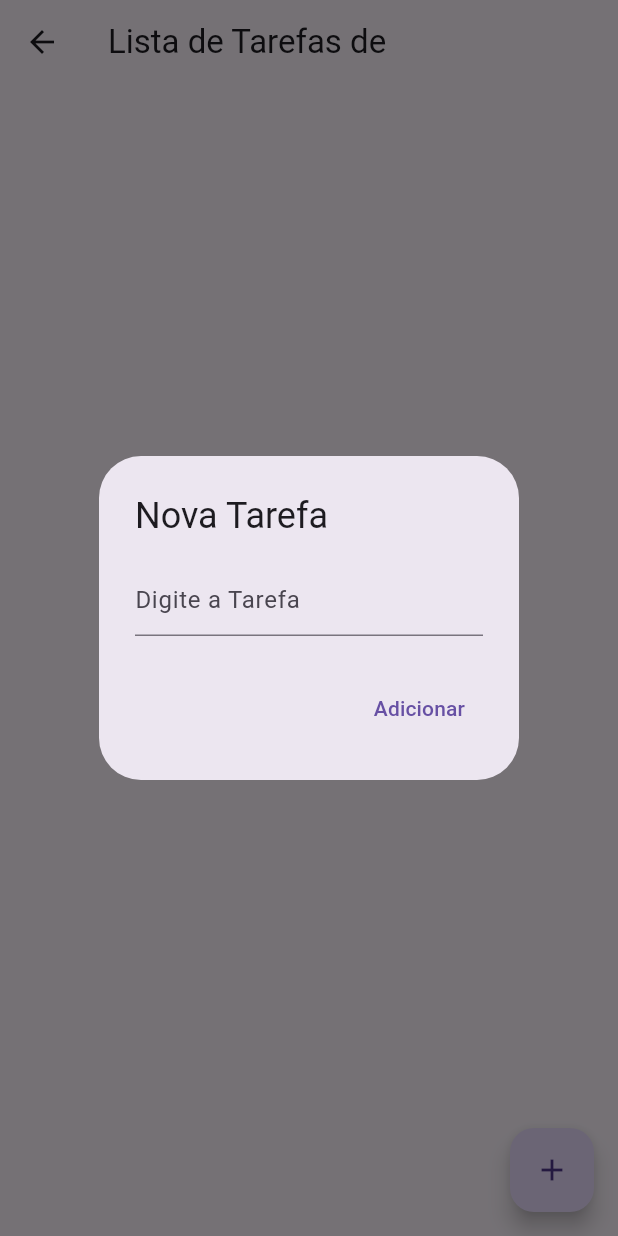
After one commit to giovana-088/CursoMobileCastelloTurmaA, a Flutter app: the TelaTodoList screen opened by its route, after a tap on the "add" icon, on a phone screen of 412 x 824 dp. The commit adds this screen. Run offline on Flutter 3.47's test engine with Material 3 defaults, Android fonts, the phone set to English and light mode, and no system bars; our stand-ins replace carousel_slider, fluttertoast, shared_preferences; accounts and stored records are empty.

Commit message:
06.05.25

```diff
--- a/PersistenciaDadosFlutter/SharedPreferences/exemplo_shared_preferences/lib/tela_inicial.dart
+++ b/PersistenciaDadosFlutter/SharedPreferences/exemplo_shared_preferences/lib/tela_inicial.dart
@@ -84,8 +84,10 @@ class _TelaInicialState extends State<TelaInicial> {
         appBar: AppBar(
           title: Text("Bem-vindo ${_nome == "" ? "Visitante" : _nome}"),
           actions: [
-            IconButton(onPressed:_salvarModoEscuro,
-             icon: Icon(_darkMode ? Icons.light_mode : Icons.dark_mode))
+            IconButton(
+              onPressed: _salvarModoEscuro,
+              icon: Icon(_darkMode ? Icons.light_mode : Icons.dark_mode),
+            ),
           ],
         ),
         body: Center(
@@ -99,6 +101,10 @@ class _TelaInicialState extends State<TelaInicial> {
                 onPressed: _salvarNome,
                 child: Text("Salvar Nome do Usuário"),
               ),
+              SizedBox(height: 20),
+              ElevatedButton(
+                onPressed: () => Navigator.pushNamed(context, "/tarefas"),
+                child: Text("Tarefas do ${_nome}"),),
             ],
           ),
         ),
--- /dev/null
+++ b/PersistenciaDadosFlutter/SharedPreferences/exemplo_shared_preferences/lib/tela_todo_list.dart
@@ -0,0 +1,116 @@
+import 'package:flutter/material.dart';
+import 'package:shared_preferences/shared_preferences.dart';
+
+class TelaTodoList extends StatefulWidget {
+  @override
+  _TelaTodoListState createState() => _TelaTodoListState();
+}
+
+class _TelaTodoListState extends State<TelaTodoList> {
+  //atributos
+  String _nome = "";
+  bool _darkMode = false;
+  List<String> _tarefas = [];
+  TextEditingController _tarefasController = TextEditingController();
+  //Controlador para novas tarefas
+  //lista_diferente_para_cada_usuario
+  String _chaveLista = "";
+
+  @override
+  void initState() {
+    // TODO: implement initState
+    super.initState();
+    _carregarPreferencias();
+  }
+
+  void _carregarPreferencias() async {
+    SharedPreferences _prefs =
+        await SharedPreferences.getInstance(); //estabelece conexao memoria
+    _nome = _prefs.getString("nome") ?? ""; //pega as informações do nome
+    _darkMode =
+        _prefs.getBool("darkMode") ?? false; //pega informações do darkmode
+    _chaveLista = "lista${_nome}"; //controe a chave da lista
+    _tarefas =
+        _prefs.getStringList(_chaveLista) ??
+        []; //pega as informações da lista referente ao usuário específico
+    setState(() {});
+  }
+
+  void _salvarTarefas() async {
+    SharedPreferences _prefs = await SharedPreferences.getInstance();
+    if (_tarefasController.text.trim().isEmpty) {
+      ScaffoldMessenger.of(
+        context,
+      ).showSnackBar(SnackBar(content: Text("A Tarefa Está Vazia")));
+    } else {
+      _tarefas.add(_tarefasController.text.trim());
+      _chaveLista = "lista${_nome}";
+      _prefs.setStringList(_chaveLista, _tarefas);
+      setState(() {
+        _tarefasController.clear();
+        ScaffoldMessenger.of(context).showSnackBar(
+          SnackBar(content: Text("Tarefa Adicionada Com Sucesso")),
+        );
+        Navigator.pop(context); //fecha a caixa de dialogo
+      });
+    }
+  }
+
+  _removerTarefa(int index) async {
+    SharedPreferences _prefs = await SharedPreferences.getInstance();
+    _tarefas.removeAt(index); //remove a tarefa da lista
+    _chaveLista = "lista${_nome}";
+    _prefs.setStringList(_chaveLista, _tarefas); //atualiza a lista na memoria
+    setState(() {
+      ScaffoldMessenger.of(
+        context,
+      ).showSnackBar(SnackBar(content: Text("Tarefa Removida Com Sucesso")));
+    });
+  }
+
+  //build
+  @override
+  Widget build(BuildContext context) {
+    return Scaffold(
+      appBar: AppBar(title: Text("Lista de Tarefas de ${_nome}")),
+      body: Padding(
+        padding: EdgeInsets.all(16),
+        child: ListView.builder(
+          itemCount: _tarefas.length,
+          itemBuilder: (context, index) {
+            return ListTile(
+              title: Text(_tarefas[index]),
+              //remover tarefas
+              trailing: IconButton(
+                onPressed: () => _removerTarefa(index),
+                icon: Icon(Icons.delete, color: Colors.red),
+              ),
+            );
+          },
+        ),
+      ),
+      floatingActionButton: FloatingActionButton(
+        onPressed: () {
+          showDialog(
+            context: context,
+            builder:
+                (context) => AlertDialog(
+                  title: Text("Nova Tarefa"),
+                  content: TextField(
+                    controller: _tarefasController,
+                    decoration: InputDecoration(hintText: "Digite a Tarefa"),
+                  ),
+                  actions: [
+                    TextButton(
+                      onPressed: _salvarTarefas,
+                      child: Text("Adicionar"),
+                    ),
+                  ],
+                ),
+          );
+        },
+        child: Icon(Icons.add),
+      ),
+    );
+  }
+}
--- /dev/null
+++ b/PersistenciaDadosFlutter/SharedPreferences/exercio01/analysis_options.yaml
@@ -0,0 +1 @@
+include: package:flutter_lints/flutter.yaml
--- /dev/null
+++ b/PersistenciaDadosFlutter/SharedPreferences/exercio01/lib/main.dart
@@ -0,0 +1,20 @@
+import 'package:flutter/material.dart';
+
+void main() {
+  runApp(const MainApp());
+}
+
+class MainApp extends StatelessWidget {
+  const MainApp({super.key});
+
+  @override
+  Widget build(BuildContext context) {
+    return const MaterialApp(
+      home: Scaffold(
+        body: Center(
+          child: Text('Hello World!'),
+        ),
+      ),
+    );
+  }
+}
```
Also changed, not shown: PersistenciaDadosFlutter/SharedPreferences/exemplo_shared_preferences/lib/main.dart (+6 -1 lines), PersistenciaDadosFlutter/SharedPreferences/exercio01/pubspec.yaml (added, +19 -0 lines), PersistenciaDadosFlutter/SharedPreferences/exercio01/pubspec.lock (added), 22 other files.
